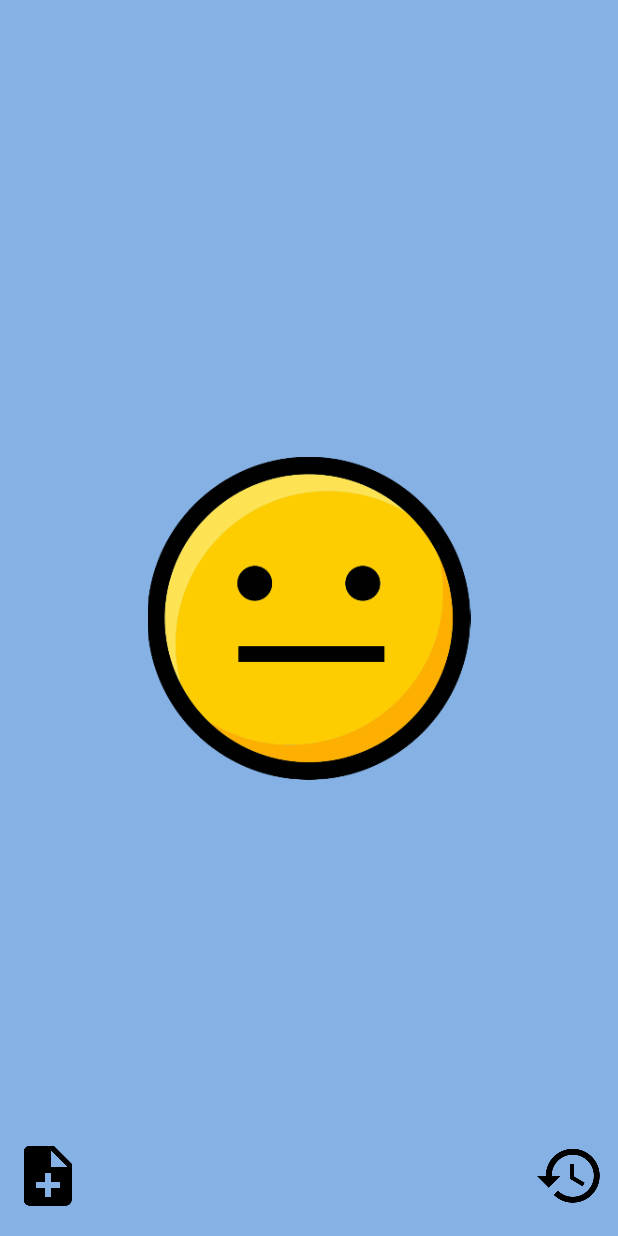
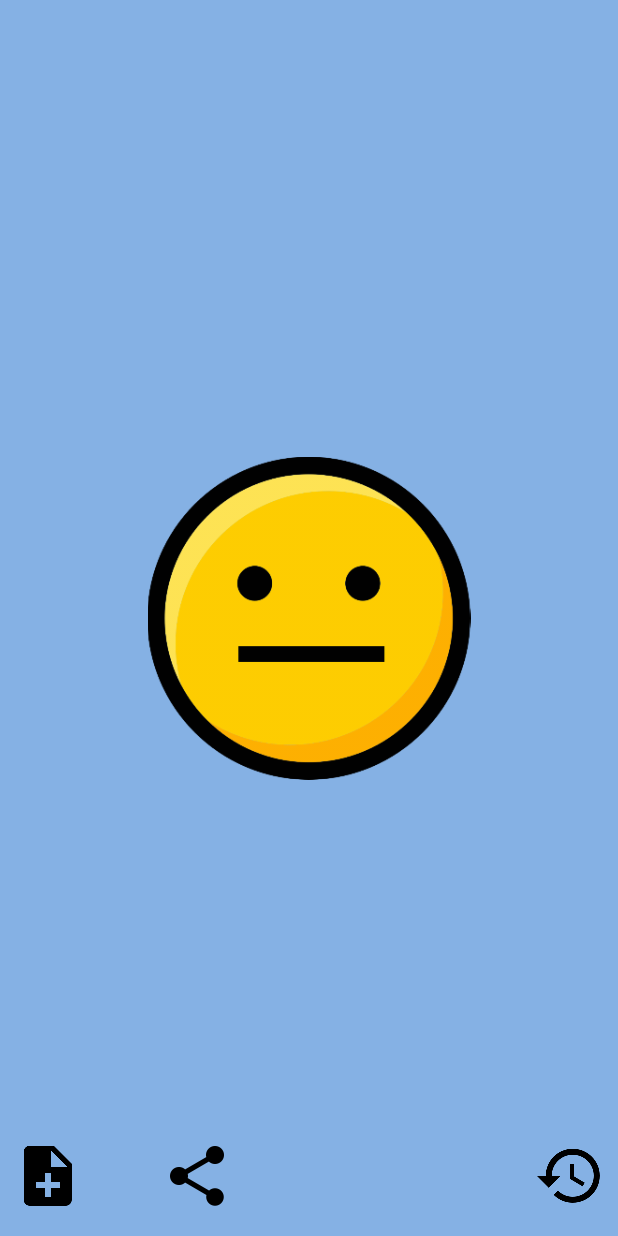
Before and after one commit to Benlefevre/MoodTracker, an Android app: the screen it shows after launch (MoodActivity), on a phone screen of 412 x 824 dp. Run offline under Robolectric (Android 15) with nearby library versions, the phone set to English and light mode, and no system bars.

Commit message:
Modify padding in margin for TextView and ImageButton in activity_histoty_item.xml Add a new icon ic_share into the res/drawable Add an ImageButton in activity_mood.xml and a vertical guideline to 50%. Initialize the ImageButton MoodActivity_share_btn in MoodActivity.java

```diff
--- a/app/src/main/java/com/benoitlefevre/moodtracker/controller/MoodActivity.java
+++ b/app/src/main/java/com/benoitlefevre/moodtracker/controller/MoodActivity.java
@@ -31,6 +31,7 @@ public class MoodActivity extends AppCompatActivity implements View.OnClickListe
     private ImageView mImageView;
     private ImageButton mCommentaryButton;
     private ImageButton mHistoricalButton;
+    private ImageButton mShareButton;
     private ConstraintLayout mLayout;
     private SharedPreferences mPreferences;
     private Date mDate;
@@ -56,6 +57,9 @@ public class MoodActivity extends AppCompatActivity implements View.OnClickListe
 
         mHistoricalButton.setTag(1);
         mHistoricalButton.setOnClickListener(this);
+
+        mShareButton.setTag(2);
+        mShareButton.setOnClickListener(this);
 
     }
 
@@ -83,6 +87,7 @@ public class MoodActivity extends AppCompatActivity implements View.OnClickListe
         mImageView = findViewById(R.id.MoodActivity_smiley_img);
         mCommentaryButton = findViewById(R.id.MoodActivity_commentary_btn);
         mHistoricalButton = findViewById(R.id.MoodActivity_history_btn);
+        mShareButton = findViewById(R.id.MoodActivity_share_btn);
         mDate = new Date();
         mGson = new Gson();
         SimpleDateFormat dateFormat = new SimpleDateFormat("E-w",Locale.getDefault());
@@ -171,8 +176,10 @@ public class MoodActivity extends AppCompatActivity implements View.OnClickListe
     private class MyGestureListener extends GestureDetector.SimpleOnGestureListener {
         @Override
         public boolean onFling(MotionEvent e1, MotionEvent e2, float velocityX, float velocityY) {
+//            We creates an int named delta to cancel all horizontal gestures.
             int delta = 250;
             int idMood = mCurrentMood.getId();
+//            Swipe from top to bottom
             if(( e1.getY()<e2.getY() ) && (( e2.getY()-e1.getY() ) > delta)){
                 if((idMood <= 4) && (idMood > 0)){
                     idMood--;
@@ -180,6 +187,7 @@ public class MoodActivity extends AppCompatActivity implements View.OnClickListe
                     playSound(mCurrentMood.getSound());
                 }
             }
+//            Swipe from bottom to top
             if(( e1.getY()>e2.getY() ) && ( (e1.getY()-e2.getY() ) > delta)){
                 if((idMood >= 0) && (idMood <4)){
                     idMood++;
--- a/app/src/main/res/layout/activity_history_item.xml
+++ b/app/src/main/res/layout/activity_history_item.xml
@@ -22,7 +22,7 @@
                 android:id="@+id/HistoricalActivity_textView"
                 android:layout_width="wrap_content"
                 android:layout_height="wrap_content"
-                android:padding="5dp"
+                android:layout_marginTop="5dp"
                 android:layout_gravity="start"
                 android:textSize="18sp"/>
 
@@ -31,7 +31,7 @@
                 android:contentDescription="View commentary"
                 android:layout_width="wrap_content"
                 android:layout_height="wrap_content"
-                android:padding="10dp"
+                android:layout_margin="5dp"
                 android:layout_gravity="end|center_vertical"
                 android:background="@android:color/transparent"
                 android:src="@drawable/ic_comment"
--- a/app/src/main/res/layout/activity_mood.xml
+++ b/app/src/main/res/layout/activity_mood.xml
@@ -2,20 +2,20 @@
 <android.support.constraint.ConstraintLayout xmlns:android="http://schemas.android.com/apk/res/android"
     xmlns:app="http://schemas.android.com/apk/res-auto"
     xmlns:tools="http://schemas.android.com/tools"
+    android:id="@+id/background"
     android:layout_width="match_parent"
     android:layout_height="match_parent"
-    android:id="@+id/background"
     tools:context=".controller.MoodActivity">
 
     <ImageView
         android:id="@+id/MoodActivity_smiley_img"
-        android:contentDescription="A big smiley"
         android:layout_width="316dp"
         android:layout_height="215dp"
         android:layout_marginStart="8dp"
         android:layout_marginTop="8dp"
         android:layout_marginEnd="8dp"
         android:layout_marginBottom="8dp"
+        android:contentDescription="A big smiley"
         app:layout_constraintBottom_toBottomOf="parent"
         app:layout_constraintEnd_toEndOf="parent"
         app:layout_constraintStart_toStartOf="parent"
@@ -23,26 +23,47 @@
 
     <ImageButton
         android:id="@+id/MoodActivity_commentary_btn"
-        android:contentDescription="Add a commentary"
         android:layout_width="wrap_content"
         android:layout_height="wrap_content"
         android:layout_marginStart="8dp"
         android:layout_marginBottom="16dp"
         android:background="@android:color/transparent"
+        android:contentDescription="Add a commentary"
         android:src="@drawable/ic_note_add"
         app:layout_constraintBottom_toBottomOf="parent"
         app:layout_constraintStart_toStartOf="parent" />
 
     <ImageButton
         android:id="@+id/MoodActivity_history_btn"
-        android:contentDescription="Show historical"
         android:layout_width="wrap_content"
         android:layout_height="wrap_content"
         android:layout_marginEnd="8dp"
         android:layout_marginBottom="16dp"
         android:background="@android:color/transparent"
+        android:contentDescription="Show historical"
         android:src="@drawable/ic_history"
         app:layout_constraintBottom_toBottomOf="parent"
         app:layout_constraintEnd_toEndOf="parent" />
 
+    <ImageButton
+        android:id="@+id/MoodActivity_share_btn"
+        android:layout_width="wrap_content"
+        android:layout_height="wrap_content"
+        android:layout_marginStart="8dp"
+        android:layout_marginEnd="8dp"
+        android:layout_marginBottom="16dp"
+        android:background="@android:color/transparent"
+        android:contentDescription="Share icon"
+        android:src="@drawable/ic_share"
+        app:layout_constraintBottom_toBottomOf="parent"
+        app:layout_constraintEnd_toStartOf="@+id/guideline"
+        app:layout_constraintStart_toEndOf="@+id/MoodActivity_commentary_btn" />
+
+    <android.support.constraint.Guideline
+        android:id="@+id/guideline"
+        android:layout_width="wrap_content"
+        android:layout_height="wrap_content"
+        android:orientation="vertical"
+        app:layout_constraintGuide_percent="0.50121653" />
+
 </android.support.constraint.ConstraintLayout>
```
Also changed, not shown: app/src/main/res/drawable-hdpi/ic_share.png (added), app/src/main/res/drawable-mdpi/ic_share.png (added), app/src/main/res/drawable-xhdpi/ic_share.png (added), app/src/main/res/drawable-xxhdpi/ic_share.png (added), app/src/main/res/drawable-xxxhdpi/ic_share.png (added).
